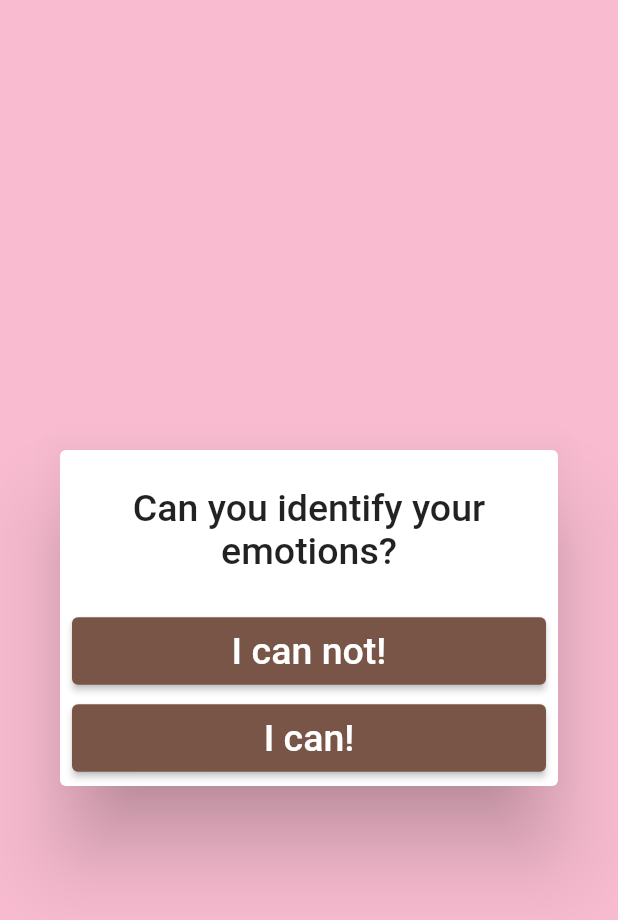
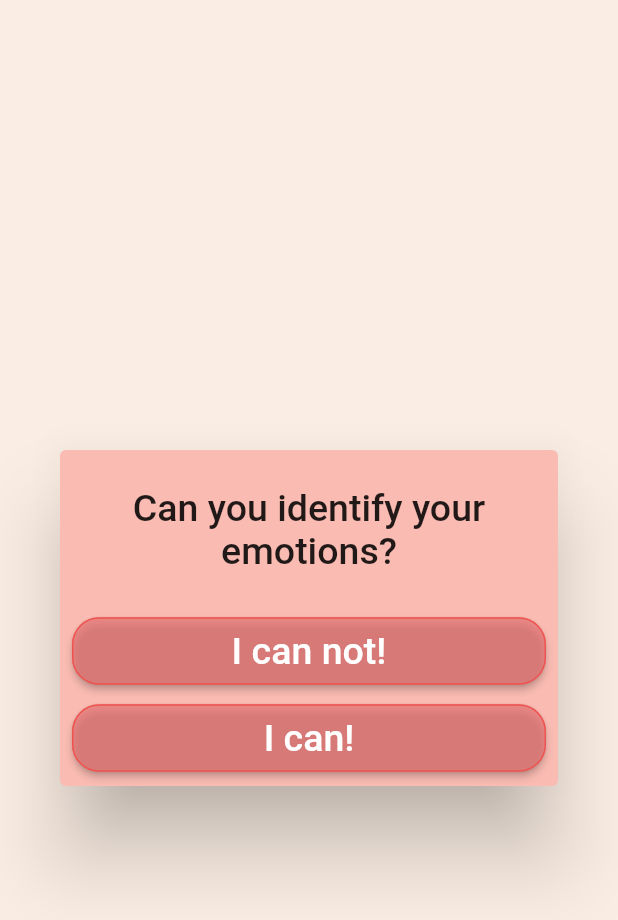
Before and after one commit to prelipceancristian/FE-TrackingEmotions, a Flutter app: the HomePage screen opened directly, after a tap on "I've changed my mind", on a phone screen of 412 x 824 dp. Shown: the top 920 px of the screen. Run offline on Flutter 3.47's test engine with Material 2 defaults, Android fonts, the phone set to English and light mode, and no system bars; our stand-ins replace chat_bubbles, flutter_secure_storage, google_sign_in; missing offline and left inert: flutter_facebook_auth; accounts and stored records are empty; network calls fail.

Commit message:
Restyle the screens
App styling -done
Navigation button for congratulations_page - done
Sort option for report_page - done

```diff
--- a/tracking_emotions/lib/widgets/after-submit/congratiulations-page.dart
+++ b/tracking_emotions/lib/widgets/after-submit/congratiulations-page.dart
@@ -1,5 +1,6 @@
 import 'package:flutter/material.dart';
 import 'package:tracking_emotions/widgets/emotions_report_page/emotions_report_page.dart';
+import 'package:tracking_emotions/widgets/homepage/MyStatefulWidget.dart';
 
 class CongratulationsPage extends StatelessWidget {
   @override
@@ -12,7 +13,10 @@ class CongratulationsPage extends StatelessWidget {
               margin: EdgeInsets.only(top: 350),
               child: Text(
                 'Congratulations! \n You have logged your first emotion!',
-                style: TextStyle(fontSize: 35, fontWeight: FontWeight.bold, color: Colors.brown[700]),
+                style: TextStyle(
+                    fontSize: 35,
+                    fontWeight: FontWeight.bold,
+                    color: Colors.brown[700]),
                 textAlign: TextAlign.center,
               ),
             ),
@@ -21,8 +25,10 @@ class CongratulationsPage extends StatelessWidget {
       ),
       backgroundColor: Colors.red[100],
       floatingActionButton: FloatingActionButton(
+        backgroundColor: Colors.red[300],
         child: Icon(Icons.arrow_forward_ios),
-        onPressed: () => Navigator.pushReplacement(context, MaterialPageRoute(builder: (context) => EmotionsReportPage())),
+        onPressed: () => Navigator.of(context).pushReplacement(
+            MaterialPageRoute(builder: (context) => MyStatefulWidget())),
       ),
     );
   }
--- a/tracking_emotions/lib/widgets/dialogs/choose-emotion-type.dart
+++ b/tracking_emotions/lib/widgets/dialogs/choose-emotion-type.dart
@@ -33,7 +33,7 @@ class _HomePageState extends State<HomePage> {
   @override
   Widget build(BuildContext context) {
     return Scaffold(
-      backgroundColor: Colors.red[100],
+      backgroundColor: Color.fromARGB(255, 250, 237, 227),
       body: Container(
         child: Stack(
           children: <Widget>[
@@ -73,7 +73,7 @@ class _HomePageState extends State<HomePage> {
                 height: 310,
                 margin: EdgeInsets.only(top: 300),
                 decoration:
-                    BoxDecoration(color: Color.fromRGBO(156, 80, 82, 1)),
+                    BoxDecoration(color: Color.fromARGB(255, 249, 187, 178)),
                 child: Column(
                   children: <Widget>[
                     new Container(
@@ -95,13 +95,13 @@ class _HomePageState extends State<HomePage> {
                         style: ButtonStyle(
                           padding: MaterialStateProperty.all<EdgeInsets>(
                               EdgeInsets.all(15)),
-                          backgroundColor:
-                              MaterialStateProperty.all(Colors.white),
+                          backgroundColor: MaterialStateProperty.all(
+                              Colors.red[300].withOpacity(0.7)),
                           shape:
                               MaterialStateProperty.all<RoundedRectangleBorder>(
                             RoundedRectangleBorder(
                               borderRadius: BorderRadius.circular(18.0),
-                              side: BorderSide(color: Colors.white),
+                              side: BorderSide(color: Colors.red[400]),
                             ),
                           ),
                         ),
@@ -127,13 +127,13 @@ class _HomePageState extends State<HomePage> {
                         style: ButtonStyle(
                           padding: MaterialStateProperty.all<EdgeInsets>(
                               EdgeInsets.all(15)),
-                          backgroundColor:
-                              MaterialStateProperty.all(Colors.white),
+                          backgroundColor: MaterialStateProperty.all(
+                              Colors.red[300].withOpacity(0.7)),
                           shape:
                               MaterialStateProperty.all<RoundedRectangleBorder>(
                             RoundedRectangleBorder(
                               borderRadius: BorderRadius.circular(18.0),
-                              side: BorderSide(color: Colors.white),
+                              side: BorderSide(color: Colors.red[400]),
                             ),
                           ),
                         ),
@@ -159,13 +159,13 @@ class _HomePageState extends State<HomePage> {
                         style: ButtonStyle(
                           padding: MaterialStateProperty.all<EdgeInsets>(
                               EdgeInsets.all(15)),
-                          backgroundColor:
-                              MaterialStateProperty.all(Colors.white),
+                          backgroundColor: MaterialStateProperty.all(
+                              Colors.red[300].withOpacity(0.7)),
                           shape:
                               MaterialStateProperty.all<RoundedRectangleBorder>(
                             RoundedRectangleBorder(
                               borderRadius: BorderRadius.circular(18.0),
-                              side: BorderSide(color: Colors.white),
+                              side: BorderSide(color: Colors.red[400]),
                             ),
                           ),
                         ),
@@ -189,13 +189,13 @@ class _HomePageState extends State<HomePage> {
                           padding: MaterialStateProperty.all<EdgeInsets>(
                               EdgeInsets.only(
                                   left: 15, right: 15, top: 10, bottom: 10)),
-                          backgroundColor:
-                              MaterialStateProperty.all(Colors.brown[1000]),
+                          backgroundColor: MaterialStateProperty.all(
+                              Colors.brown[300].withOpacity(0.7)),
                           shape:
                               MaterialStateProperty.all<RoundedRectangleBorder>(
                             RoundedRectangleBorder(
                               borderRadius: BorderRadius.circular(18.0),
-                              side: BorderSide(color: Colors.black),
+                              side: BorderSide(color: Colors.brown[400]),
                             ),
                           ),
                         ),
--- a/tracking_emotions/lib/widgets/dialogs/pop-up-question.dart
+++ b/tracking_emotions/lib/widgets/dialogs/pop-up-question.dart
@@ -9,7 +9,8 @@ class PopUpQuestion extends StatelessWidget {
   @override
   Widget build(BuildContext context) {
     return MaterialApp(
-      theme: new ThemeData(scaffoldBackgroundColor: const Color(0xFFF8BBD0)),
+      theme: new ThemeData(
+          scaffoldBackgroundColor: Color.fromARGB(255, 250, 237, 227)),
       home: Scaffold(
         body: Center(
           child: MyStatelessWidget(),
@@ -24,6 +25,7 @@ class MyStatelessWidget extends StatelessWidget {
   @override
   Widget build(BuildContext context) {
     return AlertDialog(
+      backgroundColor: Color.fromARGB(255, 249, 187, 178),
       title: Align(
         child: const Text(
           'Can you identify your emotions?',
@@ -40,8 +42,16 @@ class MyStatelessWidget extends StatelessWidget {
                 MaterialPageRoute(builder: (context) => ChooseEmotionType()));
           },
           style: ButtonStyle(
-              padding: MaterialStateProperty.all<EdgeInsets>(EdgeInsets.all(8)),
-              backgroundColor: MaterialStateProperty.all<Color>(Colors.brown)),
+            padding: MaterialStateProperty.all<EdgeInsets>(EdgeInsets.all(8)),
+            backgroundColor: MaterialStateProperty.all<Color>(
+                Colors.red[300].withOpacity(0.7)),
+            shape: MaterialStateProperty.all<RoundedRectangleBorder>(
+              RoundedRectangleBorder(
+                borderRadius: BorderRadius.circular(18.0),
+                side: BorderSide(color: Colors.red[400]),
+              ),
+            ),
+          ),
           child: Align(
             child: Text(
               'I can not!',
@@ -55,10 +65,16 @@ class MyStatelessWidget extends StatelessWidget {
         ),
         ElevatedButton(
             style: ButtonStyle(
-                padding:
-                    MaterialStateProperty.all<EdgeInsets>(EdgeInsets.all(8)),
-                backgroundColor:
-                    MaterialStateProperty.all<Color>(Colors.brown)),
+              padding: MaterialStateProperty.all<EdgeInsets>(EdgeInsets.all(8)),
+              backgroundColor: MaterialStateProperty.all<Color>(
+                  Colors.red[300].withOpacity(0.7)),
+              shape: MaterialStateProperty.all<RoundedRectangleBorder>(
+                RoundedRectangleBorder(
+                  borderRadius: BorderRadius.circular(18.0),
+                  side: BorderSide(color: Colors.red[400]),
+                ),
+              ),
+            ),
             onPressed: () {
               Navigator.push(
                   context,
--- a/tracking_emotions/lib/widgets/emotions_report_page/emotion_card.dart
+++ b/tracking_emotions/lib/widgets/emotions_report_page/emotion_card.dart
@@ -3,7 +3,9 @@
 import 'package:flutter/material.dart';
 
 class EmotionCard extends StatelessWidget {
-  const EmotionCard({Key key, this.heading, this.subheading, this.supportingText, this.time}) : super(key: key);
+  const EmotionCard(
+      {Key key, this.heading, this.subheading, this.supportingText, this.time})
+      : super(key: key);
 
   final String heading;
   final String subheading;
@@ -14,28 +16,33 @@ class EmotionCard extends StatelessWidget {
   Widget build(BuildContext context) {
     return Card(
       elevation: 5.0,
+      color: Color.fromARGB(255, 249, 187, 178),
       shape: RoundedRectangleBorder(
         borderRadius: BorderRadius.circular(30),
         side: BorderSide(
-          color: Colors.black,
+          color: Color.fromARGB(255, 249, 187, 178),
           width: 1.5,
         ),
       ),
-      child: Column(
+      child: Stack(children: [
+        // Image.asset(
+        // 'assets/icons/cardPatrick.jpg',
+        // ),
+        Column(
           children: [
             ListTile(
               title: Text(
                 heading ?? 'default heading',
-              style: const TextStyle(fontSize: 28, color: Colors.black, fontWeight: FontWeight.bold),
+                style: const TextStyle(
+                    fontSize: 28,
+                    color: Colors.black,
+                    fontWeight: FontWeight.bold),
               ),
               leading: CircleAvatar(
-              backgroundColor: Colors.green[700],
+                backgroundColor: Colors.red[200],
                 child: Text(
                   heading[0],
-                style: const TextStyle(
-                  fontSize: 22,
-                  color: Colors.white,
-                ),
+                  style: const TextStyle(fontSize: 22, color: Colors.white),
                 ),
                 radius: 20,
               ),
@@ -51,7 +58,8 @@ class EmotionCard extends StatelessWidget {
             Container(
               padding: const EdgeInsets.all(10.0),
               alignment: Alignment.center,
-            child: Text(supportingText ?? 'default subheading', style: const TextStyle(fontSize: 25)),
+              child: Text(supportingText ?? 'default subheading',
+                  style: const TextStyle(fontSize: 25)),
             ),
             Container(
               padding: const EdgeInsets.all(13.0),
@@ -63,6 +71,7 @@ class EmotionCard extends StatelessWidget {
             ),
           ],
         ),
+      ]),
     );
   }
 }
--- a/tracking_emotions/lib/widgets/emotions_report_page/emotions_report_page.dart
+++ b/tracking_emotions/lib/widgets/emotions_report_page/emotions_report_page.dart
@@ -12,17 +12,33 @@ class EmotionsReportPage extends StatefulWidget {
 
 class _EmotionsReportPageState extends State<EmotionsReportPage> {
   final emotions = [
-    EmotionCard(heading: 'Wonderful', subheading: 'Family', supportingText: 'At home', time: 'time'),
-    EmotionCard(heading: 'Saddness', subheading: 'Job', supportingText: 'At office', time: 'time'),
-    EmotionCard(heading: 'test', subheading: 'test', supportingText: 'test', time: 'time'),
-    EmotionCard(heading: 'asalut', subheading: 'ae bun', supportingText: 'ba', time: 'time'),
+    EmotionCard(
+        heading: 'Wonderful',
+        subheading: 'Family',
+        supportingText: 'At home',
+        time: 'time'),
+    EmotionCard(
+        heading: 'Saddness',
+        subheading: 'Job',
+        supportingText: 'At office',
+        time: 'time'),
+    EmotionCard(
+        heading: 'test',
+        subheading: 'test',
+        supportingText: 'test',
+        time: 'time'),
+    EmotionCard(
+        heading: 'asalut',
+        subheading: 'ae bun',
+        supportingText: 'ba',
+        time: 'time'),
   ];
 
   @override
   Widget build(BuildContext context) {
     return Scaffold(
       appBar: AppBar(
-        backgroundColor: Colors.purple.shade200,
+        backgroundColor: Colors.red[300],
         title: Text(widget.title),
         actions: [
           IconButton(
@@ -33,6 +49,10 @@ class _EmotionsReportPageState extends State<EmotionsReportPage> {
                 context: context,
                 builder: (context) {
                   return Dialog(
+                    backgroundColor: Color.fromARGB(255, 249, 187, 178),
+                    shape: RoundedRectangleBorder(
+                      borderRadius: BorderRadius.circular(10.0),
+                    ),
                     child: Padding(
                       padding: const EdgeInsets.all(24.0),
                       child: Column(
@@ -53,7 +73,8 @@ class _EmotionsReportPageState extends State<EmotionsReportPage> {
                                 color: Colors.black,
                               ),
                             ),
-                            onPressed: () => Navigator.of(context).pop('emotion'),
+                            onPressed: () =>
+                                Navigator.of(context).pop('emotion'),
                           ),
                           TextButton(
                             child: Text(
@@ -63,7 +84,8 @@ class _EmotionsReportPageState extends State<EmotionsReportPage> {
                                 color: Colors.black,
                               ),
                             ),
-                            onPressed: () => Navigator.of(context).pop('location'),
+                            onPressed: () =>
+                                Navigator.of(context).pop('location'),
                           ),
                           TextButton(
                             child: Text(
@@ -83,11 +105,15 @@ class _EmotionsReportPageState extends State<EmotionsReportPage> {
               );
 
               if (option == 'emotion') {
-                emotions.sort((a, b) => a.heading.toLowerCase().compareTo(b.heading.toLowerCase()));
+                emotions.sort((a, b) =>
+                    a.heading.toLowerCase().compareTo(b.heading.toLowerCase()));
               } else if (option == 'location') {
-                emotions.sort((a, b) => a.supportingText.toLowerCase().compareTo(b.supportingText.toLowerCase()));
+                emotions.sort((a, b) => a.supportingText
+                    .toLowerCase()
+                    .compareTo(b.supportingText.toLowerCase()));
               } else if (option == 'date') {
-                emotions.sort((a, b) => DateTime.tryParse(b.time).compareTo(DateTime.tryParse(a.time)));
+                emotions.sort((a, b) => DateTime.tryParse(b.time)
+                    .compareTo(DateTime.tryParse(a.time)));
               }
               if (option != null) {
                 setState(() {});
@@ -98,7 +124,7 @@ class _EmotionsReportPageState extends State<EmotionsReportPage> {
       ),
       body: Container(
         decoration: BoxDecoration(
-          color: Color.fromARGB(255, 250, 237, 227),
+          color: Colors.white,
         ),
         padding: const EdgeInsets.all(18.0),
         child: ListView.builder(
--- a/tracking_emotions/pubspec.yaml
+++ b/tracking_emotions/pubspec.yaml
@@ -54,6 +54,9 @@ flutter:
     - assets/icons/facebook.jpg
     - assets/icons/google.jpg
     - assets/icons/coffee.jpg
+    - assets/icons/cardPatrick.jpg
+    - assets/icons/card2.jpg
+    - assets/icons/cardBun.jpg
 
   # An image asset can refer to one or more resolution-specific "variants", see
   # https://flutter.dev/assets-and-images/#resolution-aware.
```
Also changed, not shown: tracking_emotions/assets/icons/card.png (added), tracking_emotions/assets/icons/card1.jpg (added), tracking_emotions/assets/icons/card2.jpg (added), tracking_emotions/assets/icons/card3.jpg (added), tracking_emotions/assets/icons/cardBun.jpg (added), tracking_emotions/assets/icons/cardPatrick.jpg (added). Lines whose indentation alone changed are shown as unchanged.
